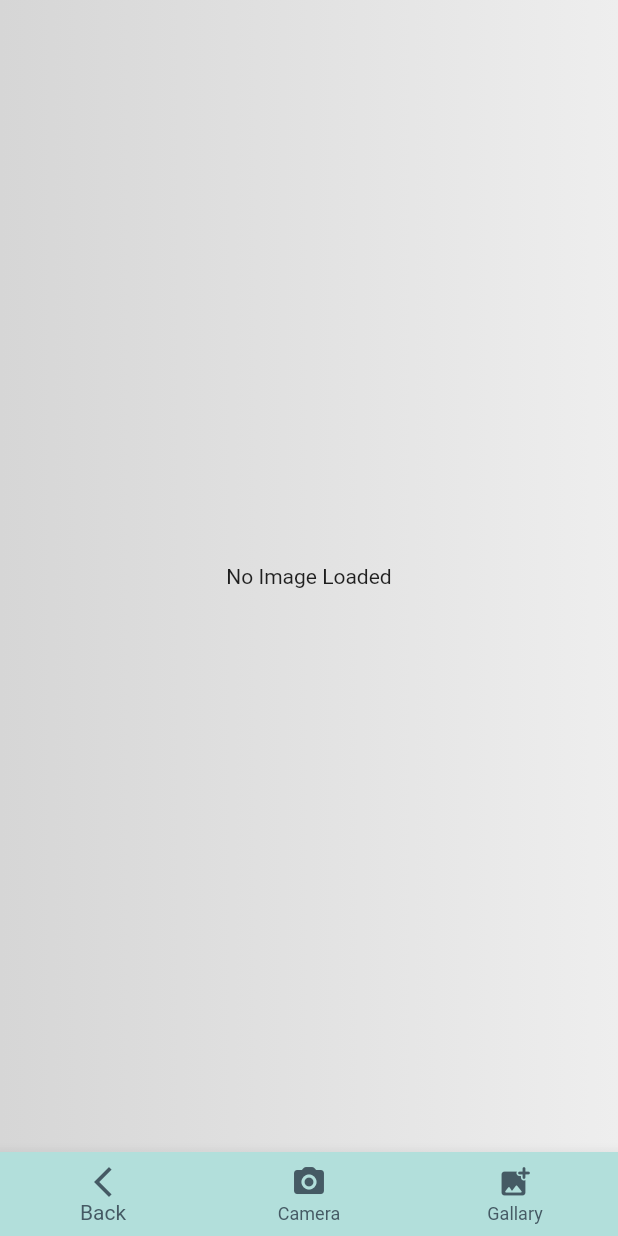
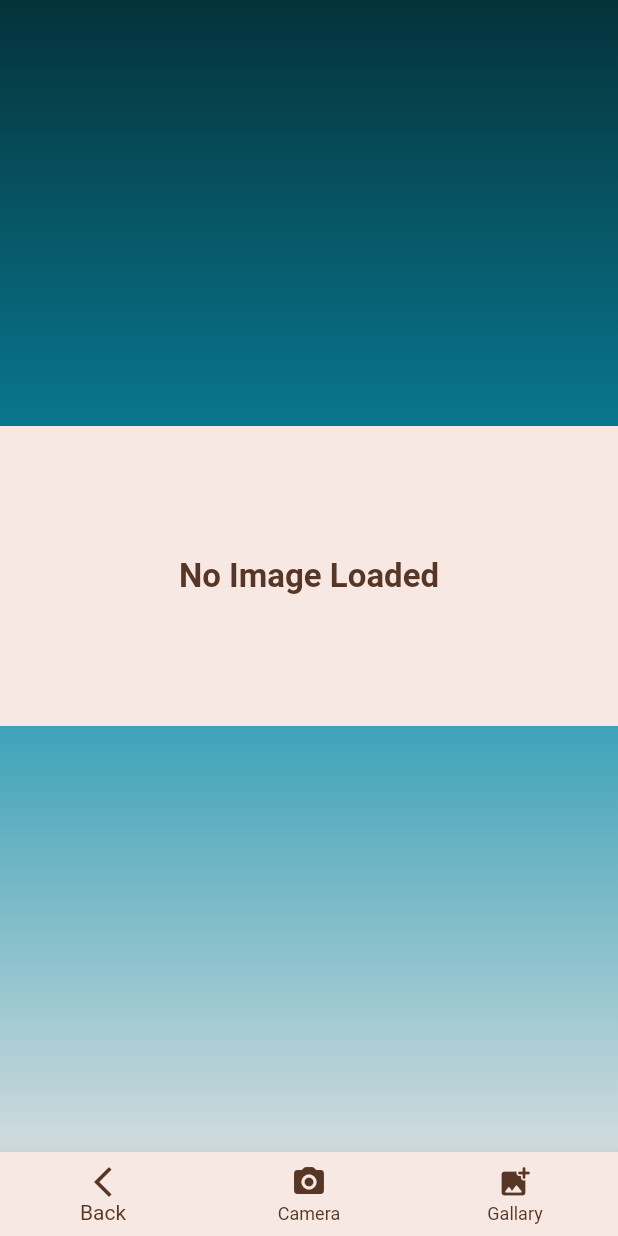
Before and after one commit to DeepP2667/animal_classifier_app, a Flutter app: the screen it shows after launch, after a tap on "Take picture", on a phone screen of 412 x 824 dp. Run offline on Flutter 3.47's test engine with Material 2 defaults, Android fonts, the phone set to English and light mode, and no system bars; our stand-ins replace google_fonts, image_picker; Roboto replaces fonts that are missing (Stoke).

Commit message:
Changed color pallete

```diff
--- a/lib/Classify/classify_homepage.dart
+++ b/lib/Classify/classify_homepage.dart
@@ -54,9 +54,12 @@ class _CameraPageState extends State<CameraPage> {
         body: Container(
           decoration: const BoxDecoration(
             gradient: LinearGradient(
+              begin: Alignment.topCenter,
+              end: Alignment.bottomCenter,
               colors: [
-                Color(0xFFD6D6D6),
-                Color(0xFFEEEEEE),
+                Color(0xFF04323a),
+                Color(0xFF0b8eab),
+                Color(0xFFd1dcde),
               ],
             ),
           ),
@@ -69,9 +72,9 @@ class _CameraPageState extends State<CameraPage> {
           ),
         ),
         bottomNavigationBar: BottomNavigationBar(
-            backgroundColor: Colors.teal[100],
-            unselectedItemColor: Colors.blueGrey[700],
-            selectedItemColor: Colors.blueGrey[700],
+            backgroundColor: Color(0xFFf7e8e3),
+            unselectedItemColor: Color(0xFF573625),
+            selectedItemColor: Color(0xFF573625),
             items: const [
               BottomNavigationBarItem(
                 icon: Icon(Icons.arrow_back_ios_new_outlined),
--- a/lib/Classify/image_display.dart
+++ b/lib/Classify/image_display.dart
@@ -1,19 +1,37 @@
 import 'package:flutter/material.dart';
+import 'package:google_fonts/google_fonts.dart';
 
 class ImageDisplay extends StatelessWidget {
-
   final dynamic imageFile;
 
-  const ImageDisplay({Key? key, required this.imageFile}) : super(key: key);
+  ImageDisplay({Key? key, required this.imageFile}) : super(key: key);
 
-  Widget checkImage() {
+  final TextStyle textStyle = GoogleFonts.stoke(
+    textStyle: const TextStyle(
+      fontSize: 22,
+      color: Color(0xFF573625),
+      fontWeight: FontWeight.bold,
+    ),
+  );
+
+  Widget checkImage(width) {
     if (imageFile == null) {
-      return const Text("No Image Loaded");
+      return Container(
+        width: width,
+        height: 200,
+        color: const Color(0xFFf7e8e3),
+        padding: const EdgeInsets.all(10),
+        child: Center(
+          child: Text(
+            "No Image Loaded",
+            style: textStyle,
+          ),
+        ),
+      );
     }
 
     return Image.file(
       imageFile,
-      height: 200,
     );
   }
 
@@ -25,7 +43,7 @@ class ImageDisplay extends StatelessWidget {
         width: MediaQuery.of(context).size.width,
         height: MediaQuery.of(context).size.height,
         child: FittedBox(
-          child: checkImage(),
+          child: checkImage(MediaQuery.of(context).size.width),
           fit: imageFile != null ? BoxFit.contain : BoxFit.none,
         ),
       ),
```
